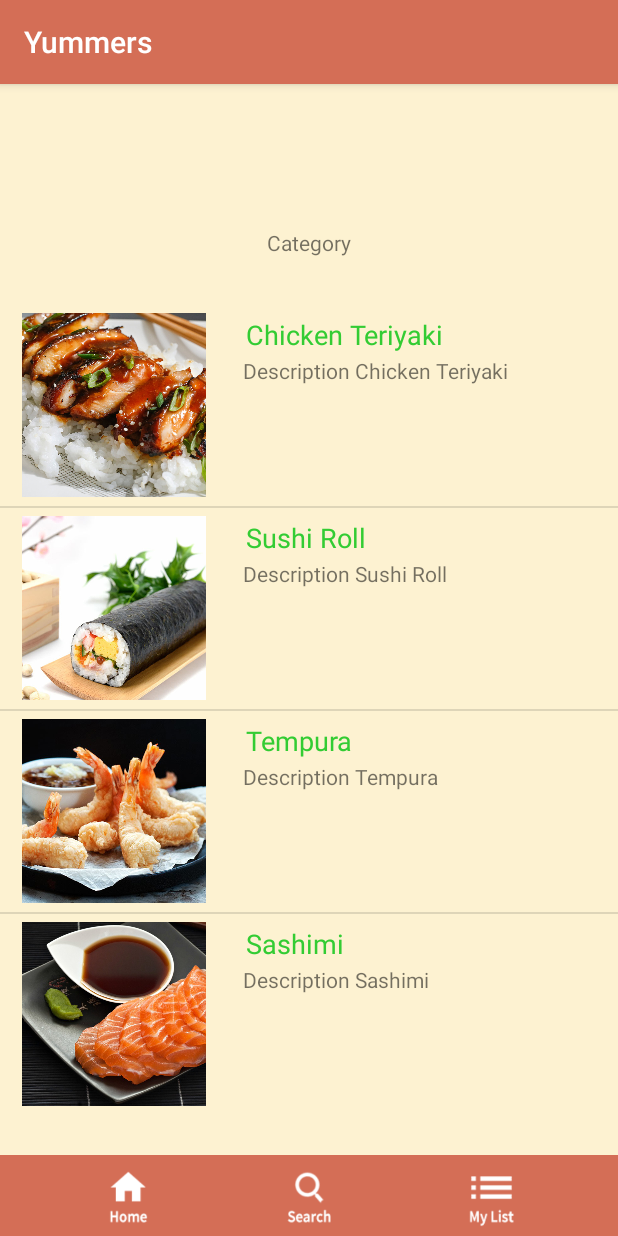
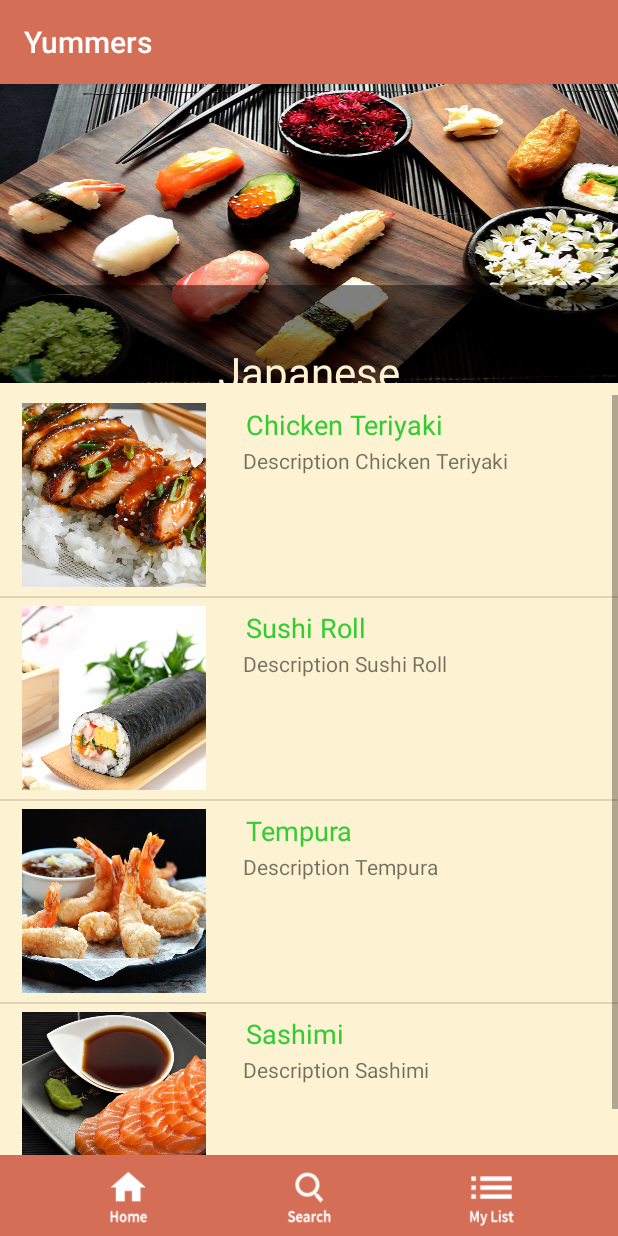
Before and after one commit to jco-requints/Yummers, an Android app: the screen it shows after launch (DisplayRecipes), after a tap on an icon or button, on a phone screen of 412 x 824 dp. Run offline under Robolectric (Android 15) with nearby library versions, the phone set to English and light mode, and no system bars.

Commit message:
Added improvements to the UI of Recipe List

```diff
--- a/app/src/main/java/yummers/com/DisplayRecipes.java
+++ b/app/src/main/java/yummers/com/DisplayRecipes.java
@@ -8,12 +8,15 @@ import android.view.ViewGroup;
 import android.widget.AdapterView;
 import android.widget.ArrayAdapter;
 import android.widget.BaseAdapter;
+import android.widget.ImageView;
 import android.widget.ListView;
 import android.widget.TextView;
 
 public class DisplayRecipes extends AppCompatActivity {
 
     ListView list;
+    ImageView image;
+    TextView text;
     Integer[] japan_images = {R.drawable.teriyaki, R.drawable.sushi, R.drawable.tempura, R.drawable.sashimi};
     Integer[] italian_images = {R.drawable.pizza, R.drawable.spaghetti, R.drawable.lasagna, R.drawable.risotto};
     Integer[] filipino_images = {R.drawable.sinigang, R.drawable.sisig, R.drawable.adobo, R.drawable.nilaga};
@@ -39,10 +42,14 @@ public class DisplayRecipes extends AppCompatActivity {
             textViewToChange.setText(str);
         }
 
-
         String foodCategory = textViewToChange.getText().toString();
         if(foodCategory.equals("Japanese")){
             setContentView(R.layout.display_recipes);
+            image = findViewById(R.id.category);
+            image.setImageResource(R.drawable.japanese_category);
+            //code to display food category
+            text = findViewById(R.id.food_category);
+            text.setText(foodCategory);
 
             CustomListAdapter adapter=new CustomListAdapter(this, JAPANESE, japan_images);
             list= findViewById(R.id.LIST);
@@ -63,6 +70,11 @@ public class DisplayRecipes extends AppCompatActivity {
         }
         else if(foodCategory.equals("Italian")){
             setContentView(R.layout.display_recipes);
+            image = findViewById(R.id.category);
+            image.setImageResource(R.drawable.italian_category);
+            //code to display food category
+            text = findViewById(R.id.food_category);
+            text.setText(foodCategory);
 
             CustomListAdapter adapter=new CustomListAdapter(this, ITALIAN, italian_images);
             list = findViewById(R.id.LIST);
@@ -83,6 +95,11 @@ public class DisplayRecipes extends AppCompatActivity {
         }
         else if(foodCategory.equals("Filipino")){
             setContentView(R.layout.display_recipes);
+            image = findViewById(R.id.category);
+            image.setImageResource(R.drawable.filipino_category);
+            //code to display food category
+            text = findViewById(R.id.food_category);
+            text.setText(foodCategory);
 
             CustomListAdapter adapter=new CustomListAdapter(this, FILIPINO, filipino_images);
             list = findViewById(R.id.LIST);
--- a/app/src/main/res/layout/display_recipes.xml
+++ b/app/src/main/res/layout/display_recipes.xml
@@ -6,28 +6,48 @@
     android:layout_height="match_parent"
     android:background="@color/colorAccent">
 
+    <ImageView
+        android:id="@+id/category"
+        android:layout_width="0dp"
+        android:layout_height="199dp"
+        android:scaleType="fitXY"
+        app:layout_constraintBottom_toTopOf="@+id/food_name"
+        app:layout_constraintEnd_toEndOf="parent"
+        app:layout_constraintHorizontal_bias="0.0"
+        app:layout_constraintStart_toStartOf="parent"
+        app:layout_constraintTop_toTopOf="parent" />
+
     <TextView
         android:id="@+id/food_category"
         android:layout_width="wrap_content"
-        android:layout_height="19dp"
-        android:layout_marginTop="96dp"
+        android:layout_height="wrap_content"
+        android:layout_marginBottom="8dp"
+        android:layout_marginEnd="8dp"
+        android:layout_marginLeft="8dp"
+        android:layout_marginRight="8dp"
+        android:layout_marginStart="8dp"
+        android:layout_marginTop="8dp"
         android:text="@string/food_category"
-        app:layout_constraintBottom_toTopOf="@+id/linearLayout2"
+        android:textColor="@color/colorAccent"
+        android:textSize="28dp"
+        app:layout_constraintBottom_toBottomOf="parent"
         app:layout_constraintEnd_toEndOf="parent"
+        app:layout_constraintHorizontal_bias="0.501"
         app:layout_constraintStart_toStartOf="parent"
-        app:layout_constraintTop_toTopOf="parent" />
+        app:layout_constraintTop_toTopOf="@+id/category"
+        app:layout_constraintVertical_bias="0.231" />
 
     <LinearLayout
         android:id="@+id/linearLayout2"
         android:layout_width="0dp"
         android:layout_height="0dp"
-        android:layout_marginTop="32dp"
+        android:layout_marginTop="8dp"
         android:orientation="vertical"
         app:layout_constraintBottom_toTopOf="@+id/constraintLayout2"
         app:layout_constraintEnd_toEndOf="parent"
         app:layout_constraintHorizontal_bias="0.0"
         app:layout_constraintStart_toStartOf="parent"
-        app:layout_constraintTop_toBottomOf="@+id/food_category">
+        app:layout_constraintTop_toBottomOf="@+id/category">
 
         <ListView
             android:id="@+id/LIST"
--- a/app/src/main/res/values/colors.xml
+++ b/app/src/main/res/values/colors.xml
@@ -3,4 +3,5 @@
     <color name="colorPrimary">#D46E56</color>
     <color name="colorPrimaryDark">#E59D92</color>
     <color name="colorAccent">#FDF2D1</color>
+    <!--<color name="white">#ffffff</color>-->
 </resources>
--- a/app/src/main/res/values/styles.xml
+++ b/app/src/main/res/values/styles.xml
@@ -6,6 +6,7 @@
         <item name="colorPrimary">@color/colorPrimary</item>
         <item name="colorPrimaryDark">@color/colorPrimaryDark</item>
         <item name="colorAccent">@color/colorAccent</item>
+        <!--<item name="white">@color/white</item>-->
         <!--<item name="android:background">#f5dfb0</item>-->
     </style>
     f5dfb0
```
Also changed, not shown: app/src/main/res/drawable/filipino_category.jpg (added), app/src/main/res/drawable/italian_category.jpg (added), app/src/main/res/drawable/japanese_category.jpg (added).
